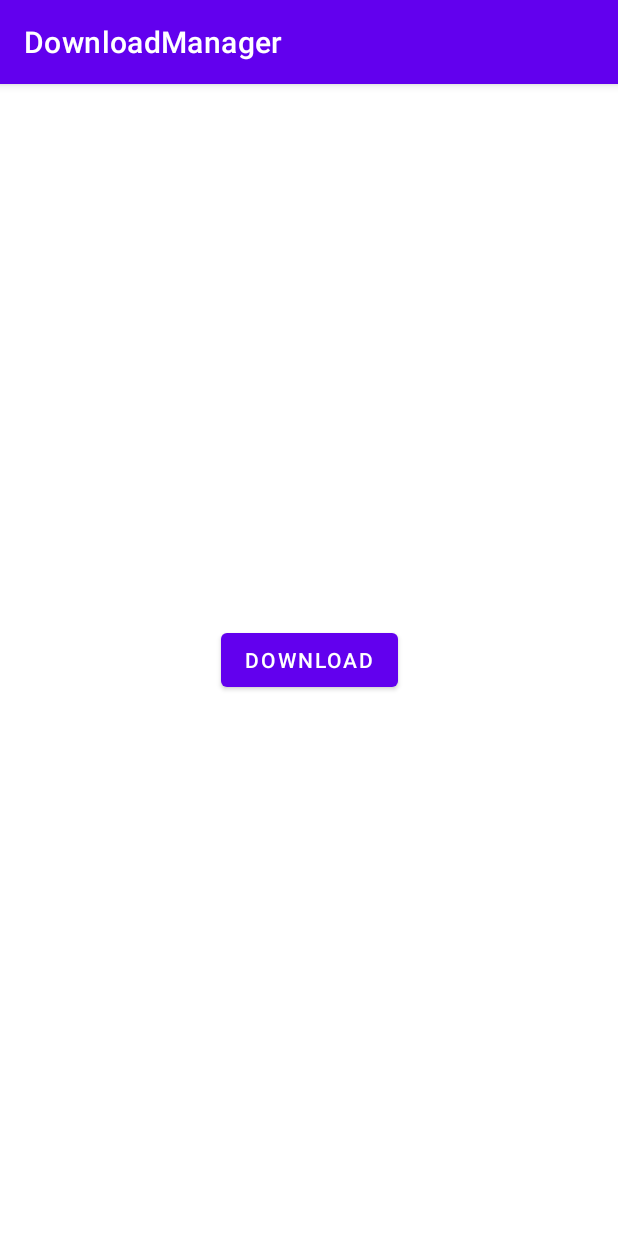
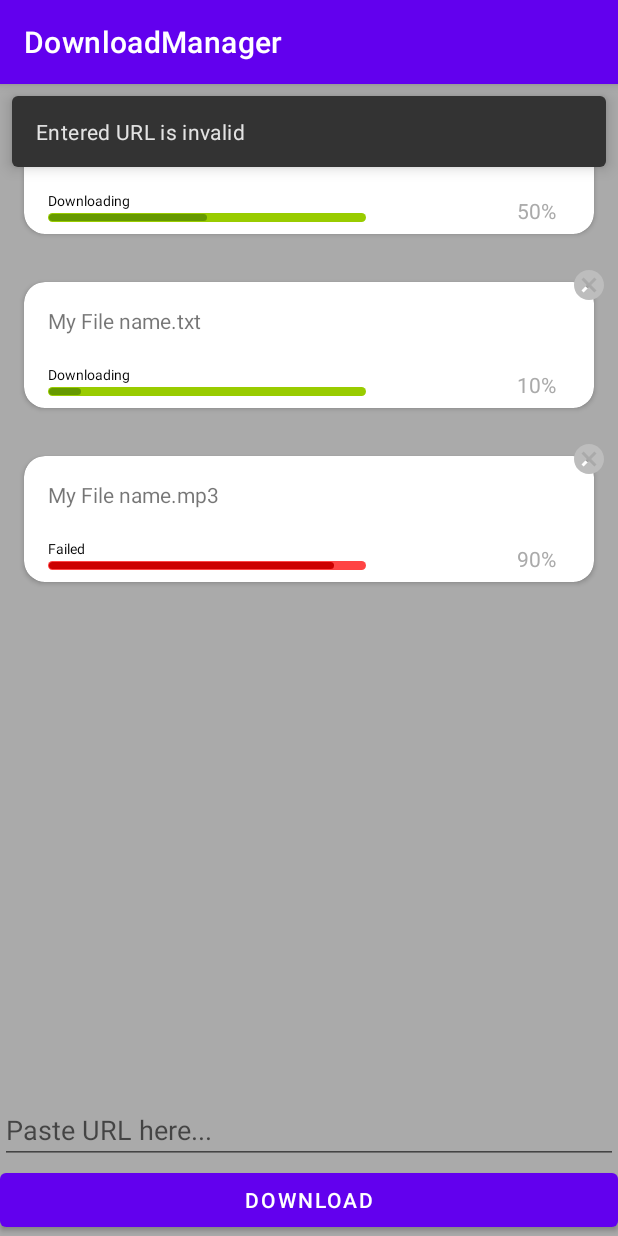
Before and after one commit to harisewak/downloadmanager, an Android app: the screen it shows after launch (DownloadsActivity before the commit, DownloadListActivity after it), after a tap on "DOWNLOAD", on a phone screen of 412 x 824 dp. Run offline under Robolectric (Android 15) with nearby library versions, the phone set to English and light mode, and no system bars; our stand-ins replace Dagger/Hilt's generated code.

Commit message:
Streamlining user flow - DownloadListActivity.kt is now the entry point for making download requests

```diff
--- /dev/null
+++ b/app/src/main/java/com/harisewak/downloadmanager/di/ActivityModule.kt
@@ -0,0 +1,18 @@
+package com.harisewak.downloadmanager.di
+
+import com.harisewak.ui.DownloadListAdapter
+import dagger.Module
+import dagger.Provides
+import dagger.hilt.InstallIn
+import dagger.hilt.android.components.ActivityRetainedComponent
+import dagger.hilt.android.scopes.ActivityRetainedScoped
+
+@InstallIn(ActivityRetainedComponent::class)
+@Module
+class ActivityModule {
+
+    @Provides
+    @ActivityRetainedScoped
+    fun provideDownloadListAdapter() = DownloadListAdapter()
+
+}
--- /dev/null
+++ b/app/src/main/java/com/harisewak/downloadmanager/di/AppModule.kt
@@ -0,0 +1,20 @@
+package com.harisewak.downloadmanager.di
+
+import android.content.Context
+import com.harisewak.downloader.Downloader
+import dagger.Module
+import dagger.Provides
+import dagger.hilt.InstallIn
+import dagger.hilt.android.qualifiers.ApplicationContext
+import dagger.hilt.components.SingletonComponent
+import javax.inject.Singleton
+
+@InstallIn(SingletonComponent::class)
+@Module
+object AppModule {
+
+    @Provides
+    @Singleton
+    fun provideDownloader(@ApplicationContext context: Context) = Downloader(context)
+
+}
--- /dev/null
+++ b/app/src/main/java/com/harisewak/downloadmanager/ui/DownloadListActivity.kt
@@ -0,0 +1,91 @@
+package com.harisewak.downloadmanager.ui
+
+import android.os.Bundle
+import android.webkit.URLUtil
+import androidx.activity.viewModels
+import androidx.appcompat.app.AppCompatActivity
+import com.harisewak.downloader.Downloader
+import com.harisewak.downloadmanager.databinding.ActivityDownloadListBinding
+import com.harisewak.ui.DownloadListAdapter
+import com.harisewak.ui.DownloadListViewModel
+import com.harisewak.ui.Status
+import dagger.hilt.android.AndroidEntryPoint
+import javax.inject.Inject
+import android.view.Gravity
+
+import android.widget.FrameLayout
+
+import com.google.android.material.snackbar.Snackbar
+import com.harisewak.downloadmanager.R
+
+
+@AndroidEntryPoint
+class DownloadListActivity : AppCompatActivity() {
+
+    private val viewModel: DownloadListViewModel by viewModels()
+    private lateinit var binding: ActivityDownloadListBinding
+
+    @Inject
+    lateinit var downloadListAdapter: DownloadListAdapter
+
+    @Inject
+    lateinit var downloader: Downloader
+
+
+    override fun onCreate(savedInstanceState: Bundle?) {
+        super.onCreate(savedInstanceState)
+        binding = ActivityDownloadListBinding.inflate(layoutInflater)
+        setContentView(binding.root)
+
+        setListeners()
+
+        setDummyData()
+    }
+
+    private fun setListeners() {
+
+        binding.etUrl.setOnEditorActionListener { _, _, _ ->
+            downloadClicked(binding.etUrl.text.toString())
+            true
+        }
+
+        binding.btDownload.setOnClickListener { downloadClicked(binding.etUrl.text.toString()) }
+
+    }
+
+    private fun downloadClicked(inputText: String) {
+        // verify download url
+        if (URLUtil.isValidUrl(inputText)) {
+            // pass it to downloader
+            downloader.enqueue(inputText)
+        } else {
+            showSnackbar(getString(R.string.error_invalid_url))
+        }
+    }
+
+    private fun setDummyData() {
+
+        val list = mutableListOf<Status>()
+        list.add(Status("My File name.mp4", PROGRESS, 50))
+        list.add(Status("My File name.txt", PROGRESS, 10))
+        list.add(Status("My File name.mp3", FAILED, 90))
+
+        downloadListAdapter.setStatus(list)
+        binding.rvDownloads.adapter = downloadListAdapter
+    }
+
+    fun showSnackbar(message: String) {
+        val snack: Snackbar = Snackbar.make(binding.root, message, Snackbar.LENGTH_LONG)
+        val view = snack.view
+        val params = view.layoutParams as FrameLayout.LayoutParams
+        params.gravity = Gravity.TOP
+        view.layoutParams = params
+        snack.show()
+    }
+
+
+    companion object {
+        const val PROGRESS = 1
+        const val FAILED = 2
+    }
+}
--- /dev/null
+++ b/app/src/main/java/com/harisewak/downloadmanager/ui/DownloadListAdapter.kt
@@ -0,0 +1,60 @@
+package com.harisewak.ui
+
+import android.annotation.SuppressLint
+import android.view.LayoutInflater
+import android.view.ViewGroup
+import androidx.recyclerview.widget.RecyclerView
+import com.harisewak.downloadmanager.R
+import com.harisewak.downloadmanager.databinding.ItemDownloadBinding
+import com.harisewak.downloadmanager.ui.DownloadListActivity.Companion.PROGRESS
+
+class DownloadListAdapter() :
+    RecyclerView.Adapter<RecyclerView.ViewHolder>() {
+
+    lateinit var resultsItem: MutableList<Status>
+
+    fun setStatus(resultsItem: List<Status>) {
+        this.resultsItem = resultsItem.toMutableList()
+    }
+
+    override fun onCreateViewHolder(parent: ViewGroup, position: Int): RecyclerView.ViewHolder {
+
+        val inflater = LayoutInflater.from(parent.context)
+        val binding = ItemDownloadBinding.inflate(inflater, parent, false)
+        return DownloadItemViewHolder(binding)
+    }
+
+    override fun getItemCount(): Int {
+        return resultsItem.size
+    }
+
+    override fun onBindViewHolder(holder: RecyclerView.ViewHolder, position: Int) {
+        val viewHolder = holder as DownloadItemViewHolder
+        viewHolder.bindViews(position)
+    }
+
+    inner class DownloadItemViewHolder(val binding: ItemDownloadBinding) :
+        RecyclerView.ViewHolder(binding.root) {
+
+        @SuppressLint("CheckResult")
+        fun bindViews(position: Int) {
+            val items = resultsItem[position]
+            binding.apply {
+
+                tvFileName.text = items.fileName
+                val status = if (items.status == PROGRESS) "Downloading" else "Failed"
+                tvStatus.text = status
+                pbPercentage.progress = items.progress
+                tvPercentage.text = "${items.progress}%"
+                if (items.status == PROGRESS) {
+                    pbPercentage.progressDrawable =
+                        pbPercentage.context.getDrawable(R.drawable.curved_progress_bar_green)
+                } else {
+                    pbPercentage.progressDrawable =
+                        pbPercentage.context.getDrawable(R.drawable.curved_progress_bar_orange)
+                }
+            }
+
+        }
+    }
+}
--- a/app/src/main/java/com/harisewak/view/DownloadsActivity.kt
+++ /dev/null
@@ -1,82 +0,0 @@
-package com.harisewak.view
-
-import android.os.Bundle
-import androidx.appcompat.app.AppCompatActivity
-import com.harisewak.downloader.Callback
-import com.harisewak.downloader.Downloader
-import com.harisewak.downloadmanager.databinding.ActivityDownloadsBinding
-import com.harisewak.downloadmanager.other.logd
-
-class DownloadsActivity : AppCompatActivity() {
-
-    private lateinit var binding: ActivityDownloadsBinding
-
-    private val downloader by lazy {
-        Downloader(applicationContext)
-    }
-
-    override fun onCreate(savedInstanceState: Bundle?) {
-        super.onCreate(savedInstanceState)
-
-        binding = ActivityDownloadsBinding.inflate(layoutInflater)
-
-        setContentView(binding.root)
-
-        binding.btDownload.setOnClickListener {
-
-            val callback = object : Callback {
-                override fun progress(progress: Long, total: Long) {
-                    logd("progress called: progress - $progress, total - $total")
-                }
-
-                override fun success() {
-                    logd("success called")
-                }
-
-                override fun failure(message: String) {
-                    logd("failure called: message - $message")
-                }
-
-            }
-
-            // Making multiple requests
-
-            downloader.enqueue(
-                "http://commondatastorage.googleapis.com/gtv-videos-bucket/sample/ForBiggerBlazes.mp4",
-            )
-
-            downloader.enqueue(
-                "http://commondatastorage.googleapis.com/gtv-videos-bucket/sample/ElephantsDream.mp4",
-            )
-
-            downloader.enqueue(
-                "http://commondatastorage.googleapis.com/gtv-videos-bucket/sample/BigBuckBunny.mp4",
-            )
-
-//            Downloader.with(
-//                applicationContext,
-//                callback
-//            ).enqueue(
-//                "http://commondatastorage.googleapis.com/gtv-videos-bucket/sample/ForBiggerBlazes.mp4",
-//            )
-//
-//            Downloader.with(
-//                applicationContext,
-//                callback
-//            ).enqueue(
-//                "http://commondatastorage.googleapis.com/gtv-videos-bucket/sample/ElephantsDream.mp4",
-//            )
-//
-//            Downloader.with(
-//                applicationContext,
-//                callback
-//            ).enqueue(
-//                "http://commondatastorage.googleapis.com/gtv-videos-bucket/sample/BigBuckBunny.mp4",
-//            )
-
-
-        }
-
-
-    }
-}
--- /dev/null
+++ b/app/src/main/res/layout/activity_download_list.xml
@@ -0,0 +1,42 @@
+<?xml version="1.0" encoding="utf-8"?>
+<androidx.constraintlayout.widget.ConstraintLayout xmlns:android="http://schemas.android.com/apk/res/android"
+    xmlns:myApp="http://schemas.android.com/apk/res-auto"
+    xmlns:tools="http://schemas.android.com/tools"
+    android:layout_width="match_parent"
+    android:layout_height="match_parent"
+    android:background="@android:color/darker_gray">
+
+    <androidx.recyclerview.widget.RecyclerView
+        android:id="@+id/rvDownloads"
+        android:layout_width="0dp"
+        android:layout_height="0dp"
+        myApp:layoutManager="androidx.recyclerview.widget.LinearLayoutManager"
+        myApp:layout_constraintBottom_toTopOf="@+id/et_url"
+        myApp:layout_constraintLeft_toLeftOf="parent"
+        myApp:layout_constraintRight_toRightOf="parent"
+        myApp:layout_constraintTop_toTopOf="parent"
+        tools:listitem="@layout/item_download" />
+
+    <EditText
+        android:id="@+id/et_url"
+        android:layout_width="0dp"
+        android:lines="1"
+        android:imeOptions="actionGo"
+        android:layout_height="wrap_content"
+        android:inputType="textWebEmailAddress"
+        android:hint="@string/hint_paste_url_here"
+        myApp:layout_constraintBottom_toTopOf="@+id/bt_download"
+        myApp:layout_constraintEnd_toEndOf="parent"
+        myApp:layout_constraintStart_toStartOf="parent"
+         />
+
+    <Button
+        android:id="@+id/bt_download"
+        android:layout_width="0dp"
+        android:layout_height="wrap_content"
+        android:text="@string/btn_download"
+        myApp:layout_constraintBottom_toBottomOf="parent"
+        myApp:layout_constraintEnd_toEndOf="parent"
+        myApp:layout_constraintStart_toStartOf="parent" />
+
+</androidx.constraintlayout.widget.ConstraintLayout>
--- a/app/src/main/res/layout/activity_downloads.xml
+++ /dev/null
@@ -1,19 +0,0 @@
-<?xml version="1.0" encoding="utf-8"?>
-<androidx.constraintlayout.widget.ConstraintLayout xmlns:android="http://schemas.android.com/apk/res/android"
-    xmlns:app="http://schemas.android.com/apk/res-auto"
-    xmlns:tools="http://schemas.android.com/tools"
-    android:layout_width="match_parent"
-    android:layout_height="match_parent"
-    tools:context="com.harisewak.view.DownloadsActivity">
-
-    <Button
-        android:id="@+id/bt_download"
-        android:layout_width="wrap_content"
-        android:layout_height="wrap_content"
-        android:text="Download"
-        app:layout_constraintBottom_toBottomOf="parent"
-        app:layout_constraintEnd_toEndOf="parent"
-        app:layout_constraintStart_toStartOf="parent"
-        app:layout_constraintTop_toTopOf="parent" />
-
-</androidx.constraintlayout.widget.ConstraintLayout>
--- a/app/src/main/res/values/strings.xml
+++ b/app/src/main/res/values/strings.xml
@@ -1,3 +1,6 @@
 <resources>
     <string name="app_name">DownloadManager</string>
+    <string name="hint_paste_url_here">Paste URL here...</string>
+    <string name="btn_download">Download</string>
+    <string name="error_invalid_url">Entered URL is invalid</string>
 </resources>
--- a/downloader/src/main/java/com/harisewak/downloader/Downloader.kt
+++ b/downloader/src/main/java/com/harisewak/downloader/Downloader.kt
@@ -16,6 +16,9 @@ import kotlinx.coroutines.launch
 * then the request is given to WorkManager
 * When executed, request details are updated in db
 * */
+
+// NOTE: Use a single instance for all operations, in future consider making this class a singleton.
+// It requires context for db & workmanager operations hence kept as class for now.
 
 class Downloader(private val context: Context) {
 
```
Also changed, not shown: app/src/main/AndroidManifest.xml (+14 -13 lines), app/src/main/java/com/harisewak/downloadmanager/ui/DownloadActivity.kt (deleted, +0 -42 lines), app/src/main/java/com/harisewak/downloadmanager/ui/DownloadListViewModel.kt (renamed from app/src/main/java/com/harisewak/downloadmanager/ui/PhotosVieModel.kt, +1 -6 lines), app/src/main/java/com/harisewak/downloadmanager/ui/PhotosAdapter.kt (deleted, +0 -60 lines), app/src/main/res/layout/activity_down.xml (deleted, +0 -20 lines), app/src/main/res/layout/item_download.xml (renamed from app/src/main/res/layout/item_downloading_file.xml).
